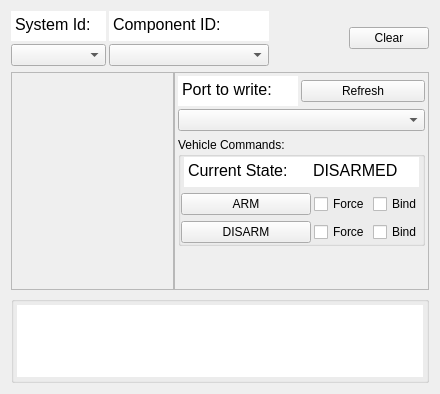
This is src/mavlink_inspector.ui in YevheniiKovryzhenko/KGroundControl as Qt 5 draws it before an edit. The edited form follows.
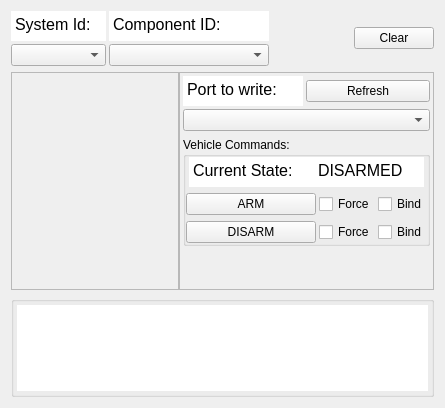
This is the edited form.

Diff of the .ui file:
```diff
--- a/src/mavlink_inspector.ui
+++ b/src/mavlink_inspector.ui
@@ -6,8 +6,8 @@
    <rect>
     <x>0</x>
     <y>0</y>
-    <width>440</width>
-    <height>394</height>
+    <width>445</width>
+    <height>408</height>
    </rect>
   </property>
   <property name="sizePolicy">
@@ -309,8 +309,8 @@
            <rect>
             <x>0</x>
             <y>0</y>
-            <width>161</width>
-            <height>216</height>
+            <width>166</width>
+            <height>228</height>
            </rect>
           </property>
          </widget>
@@ -341,7 +341,7 @@
           <x>0</x>
           <y>0</y>
           <width>253</width>
-          <height>218</height>
+          <height>230</height>
          </rect>
         </property>
         <layout class="QVBoxLayout" name="verticalLayout_6">
@@ -430,8 +430,8 @@
 hr { height: 1px; border-width: 0; }
 li.unchecked::marker { content: &quot;\2610&quot;; }
 li.checked::marker { content: &quot;\2612&quot;; }
-&lt;/style&gt;&lt;/head&gt;&lt;body style=&quot; font-family:'Sans Serif'; font-size:9pt; font-weight:400; font-style:normal;&quot;&gt;
-&lt;p style=&quot; margin-top:0px; margin-bottom:0px; margin-left:0px; margin-right:0px; -qt-block-indent:0; text-indent:0px;&quot;&gt;&lt;span style=&quot; font-family:'Segoe UI'; font-size:12pt;&quot;&gt;Port to write:&lt;/span&gt;&lt;/p&gt;&lt;/body&gt;&lt;/html&gt;</string>
+&lt;/style&gt;&lt;/head&gt;&lt;body style=&quot; font-family:'Segoe UI'; font-size:9pt; font-weight:400; font-style:normal;&quot;&gt;
+&lt;p style=&quot; margin-top:0px; margin-bottom:0px; margin-left:0px; margin-right:0px; -qt-block-indent:0; text-indent:0px;&quot;&gt;&lt;span style=&quot; font-size:12pt;&quot;&gt;Port to write:&lt;/span&gt;&lt;/p&gt;&lt;/body&gt;&lt;/html&gt;</string>
                </property>
                <property name="textInteractionFlags">
                 <set>Qt::NoTextInteraction</set>
@@ -575,8 +575,8 @@
 hr { height: 1px; border-width: 0; }
 li.unchecked::marker { content: &quot;\2610&quot;; }
 li.checked::marker { content: &quot;\2612&quot;; }
-&lt;/style&gt;&lt;/head&gt;&lt;body style=&quot; font-family:'Sans Serif'; font-size:9pt; font-weight:400; font-style:normal;&quot;&gt;
-&lt;p style=&quot; margin-top:0px; margin-bottom:0px; margin-left:0px; margin-right:0px; -qt-block-indent:0; text-indent:0px;&quot;&gt;&lt;span style=&quot; font-family:'Segoe UI'; font-size:12pt;&quot;&gt;Current State:&lt;/span&gt;&lt;/p&gt;&lt;/body&gt;&lt;/html&gt;</string>
+&lt;/style&gt;&lt;/head&gt;&lt;body style=&quot; font-family:'Segoe UI'; font-size:9pt; font-weight:400; font-style:normal;&quot;&gt;
+&lt;p style=&quot; margin-top:0px; margin-bottom:0px; margin-left:0px; margin-right:0px; -qt-block-indent:0; text-indent:0px;&quot;&gt;&lt;span style=&quot; font-size:12pt;&quot;&gt;Current State:&lt;/span&gt;&lt;/p&gt;&lt;/body&gt;&lt;/html&gt;</string>
                 </property>
                 <property name="textInteractionFlags">
                  <set>Qt::NoTextInteraction</set>
@@ -646,8 +646,8 @@
 hr { height: 1px; border-width: 0; }
 li.unchecked::marker { content: &quot;\2610&quot;; }
 li.checked::marker { content: &quot;\2612&quot;; }
-&lt;/style&gt;&lt;/head&gt;&lt;body style=&quot; font-family:'Sans Serif'; font-size:9pt; font-weight:400; font-style:normal;&quot;&gt;
-&lt;p style=&quot; margin-top:0px; margin-bottom:0px; margin-left:0px; margin-right:0px; -qt-block-indent:0; text-indent:0px;&quot;&gt;&lt;span style=&quot; font-family:'Segoe UI'; font-size:12pt;&quot;&gt;DISARMED&lt;/span&gt;&lt;/p&gt;&lt;/body&gt;&lt;/html&gt;</string>
+&lt;/style&gt;&lt;/head&gt;&lt;body style=&quot; font-family:'Segoe UI'; font-size:9pt; font-weight:400; font-style:normal;&quot;&gt;
+&lt;p style=&quot; margin-top:0px; margin-bottom:0px; margin-left:0px; margin-right:0px; -qt-block-indent:0; text-indent:0px;&quot;&gt;&lt;span style=&quot; font-size:12pt;&quot;&gt;DISARMED&lt;/span&gt;&lt;/p&gt;&lt;/body&gt;&lt;/html&gt;</string>
                 </property>
                 <property name="textInteractionFlags">
                  <set>Qt::NoTextInteraction</set>
```
Left out of the diff: 8 changed lines with no effect on the pictures.
